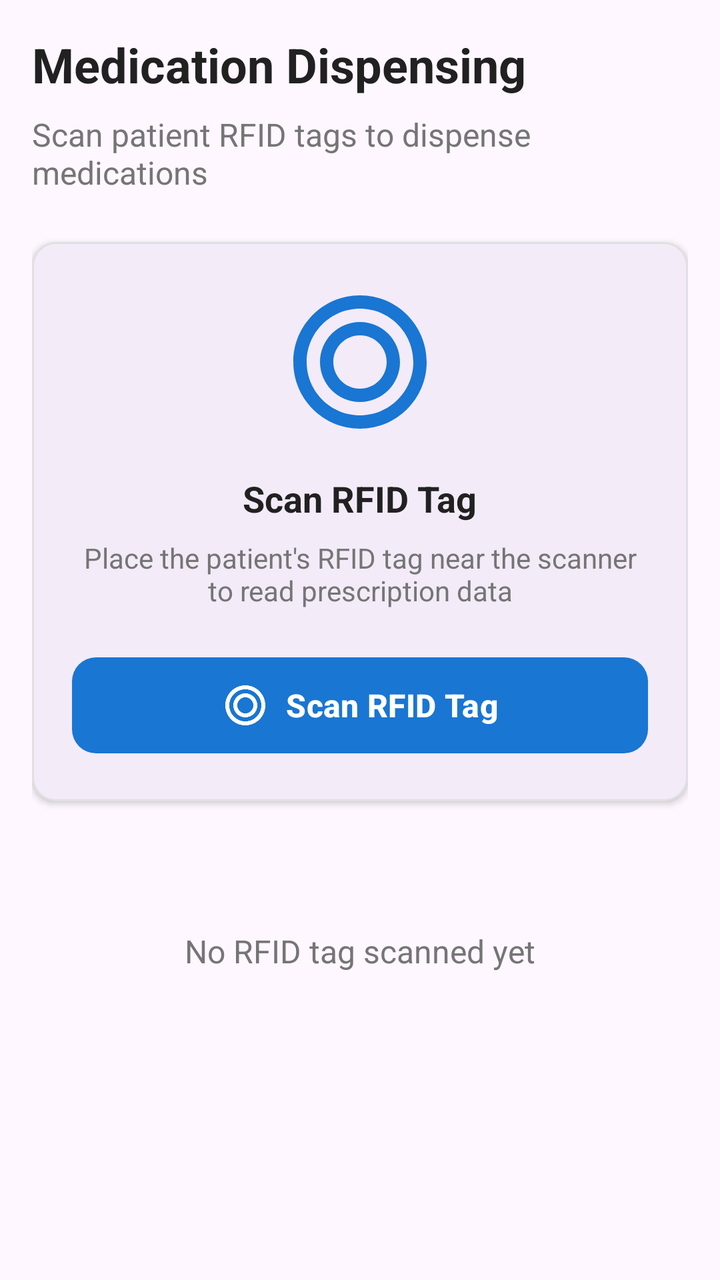
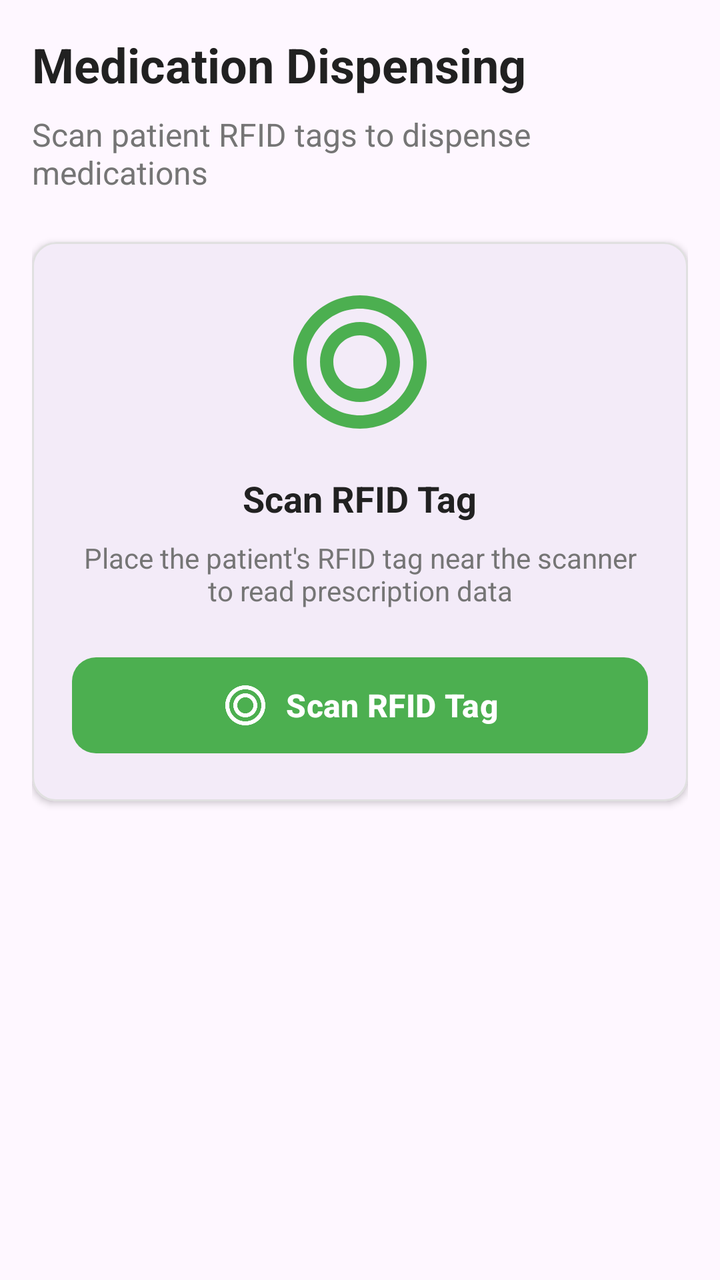

Screens rendered from an Android XML layout before and after an edit, with the pre-edit source and the edit as a unified diff.
<!-- AndroidManifest.xml: application theme Theme.H_CAS -->
<!-- res/layout/fragment_medication_dispensing.xml -->
<?xml version="1.0" encoding="utf-8"?>
<ScrollView xmlns:android="http://schemas.android.com/apk/res/android"
    xmlns:app="http://schemas.android.com/apk/res-auto"
    android:layout_width="match_parent"
    android:layout_height="match_parent"
    android:fillViewport="true">

    <LinearLayout
        android:layout_width="match_parent"
        android:layout_height="wrap_content"
        android:orientation="vertical"
        android:padding="16dp">

        
        <LinearLayout
            android:layout_width="match_parent"
            android:layout_height="wrap_content"
            android:orientation="vertical"
            android:layout_marginBottom="24dp">

            <TextView
                android:layout_width="wrap_content"
                android:layout_height="wrap_content"
                android:text="Medication Dispensing"
                android:textSize="24sp"
                android:textStyle="bold"
                android:textColor="@color/text_primary"
                android:layout_marginBottom="8dp" />

            <TextView
                android:layout_width="wrap_content"
                android:layout_height="wrap_content"
                android:text="Scan patient RFID tags to dispense medications"
                android:textSize="16sp"
                android:textColor="@color/text_secondary" />

        </LinearLayout>

        
        <com.google.android.material.card.MaterialCardView
            android:layout_width="match_parent"
            android:layout_height="wrap_content"
            android:layout_marginBottom="24dp"
            app:cardCornerRadius="12dp"
            app:cardElevation="2dp"
            app:strokeColor="@color/card_border_gray"
            app:strokeWidth="1dp">

            <LinearLayout
                android:layout_width="match_parent"
                android:layout_height="wrap_content"
                android:orientation="vertical"
                android:padding="20dp"
                android:gravity="center">

                <ImageView
                    android:layout_width="80dp"
                    android:layout_height="80dp"
                    android:src="@drawable/ic_rfid_scanner"
                    android:layout_marginBottom="16dp"
                    android:tint="@color/primary_blue" />

                <TextView
                    android:layout_width="wrap_content"
                    android:layout_height="wrap_content"
                    android:text="Scan RFID Tag"
                    android:textSize="18sp"
                    android:textStyle="bold"
                    android:textColor="@color/text_primary"
                    android:layout_marginBottom="8dp" />

                <TextView
                    android:layout_width="wrap_content"
                    android:layout_height="wrap_content"
                    android:text="Place the patient's RFID tag near the scanner to read prescription data"
                    android:textSize="14sp"
                    android:textColor="@color/text_secondary"
                    android:gravity="center"
                    android:layout_marginBottom="20dp" />

                <com.google.android.material.button.MaterialButton
                    android:id="@+id/scanRFIDButton"
                    android:layout_width="match_parent"
                    android:layout_height="56dp"
                    android:text="Scan RFID Tag"
                    android:textSize="16sp"
                    android:textStyle="bold"
                    app:icon="@drawable/ic_rfid"
                    app:iconGravity="textStart"
                    app:iconSize="24dp"
                    app:cornerRadius="12dp"
                    app:backgroundTint="@color/primary_blue"
                    android:textColor="@color/white" />

            </LinearLayout>

        </com.google.android.material.card.MaterialCardView>

        
        <com.google.android.material.card.MaterialCardView
            android:id="@+id/prescriptionCard"
            android:layout_width="match_parent"
            android:layout_height="wrap_content"
            android:visibility="gone"
            app:cardCornerRadius="12dp"
            app:cardElevation="2dp"
            app:strokeColor="@color/success_green"
            app:strokeWidth="2dp">

            <LinearLayout
                android:layout_width="match_parent"
                android:layout_height="wrap_content"
                android:orientation="vertical"
                android:padding="16dp">

                <TextView
                    android:layout_width="wrap_content"
                    android:layout_height="wrap_content"
                    android:text="Prescription Ready for Dispensing"
                    android:textSize="16sp"
                    android:textStyle="bold"
                    android:textColor="@color/success_green"
                    android:layout_marginBottom="12dp" />

                <TextView
                    android:layout_width="wrap_content"
                    android:layout_height="wrap_content"
                    android:text="Prescription data loaded from RFID tag"
                    android:textSize="14sp"
                    android:textColor="@color/text_secondary" />

            </LinearLayout>

        </com.google.android.material.card.MaterialCardView>

        
        <TextView
            android:id="@+id/emptyStateText"
            android:layout_width="wrap_content"
            android:layout_height="wrap_content"
            android:text="No RFID tag scanned yet"
            android:textSize="16sp"
            android:textColor="@color/text_secondary"
            android:layout_gravity="center"
            android:layout_marginTop="40dp" />

    </LinearLayout>

</ScrollView>
<!-- resources referenced by this layout -->
<resources>
  <color name="card_border_gray">#E0E0E0</color>
  <color name="primary_blue">#1976D2</color>
  <color name="success_green">#4CAF50</color>
  <color name="text_primary">#212121</color>
  <color name="text_secondary">#757575</color>
  <color name="white">#FFFFFFFF</color>
  <!-- drawable ic_rfid (drawable) -->
  <vector xmlns:android="http://schemas.android.com/apk/res/android"
      android:width="24dp"
      android:height="24dp"
      android:viewportWidth="24"
      android:viewportHeight="24"
      android:tint="?attr/colorOnSurface">
    <path
        android:fillColor="@android:color/white"
        android:pathData="M12,2C6.48,2 2,6.48 2,12s4.48,10 10,10 10,-4.48 10,-10S17.52,2 12,2zM12,20c-4.41,0 -8,-3.59 -8,-8s3.59,-8 8,-8 8,3.59 8,8 -3.59,8 -8,8zM12,6c-3.31,0 -6,2.69 -6,6s2.69,6 6,6 6,-2.69 6,-6 -2.69,-6 -6,-6zM12,16c-2.21,0 -4,-1.79 -4,-4s1.79,-4 4,-4 4,1.79 4,4 -1.79,4 -4,4z"/>
  </vector>
  <!-- drawable ic_rfid_scanner (drawable) -->
  <vector xmlns:android="http://schemas.android.com/apk/res/android"
      android:width="24dp"
      android:height="24dp"
      android:viewportWidth="24"
      android:viewportHeight="24"
      android:tint="?attr/colorOnSurface">
    <path
        android:fillColor="@android:color/white"
        android:pathData="M12,2C6.48,2 2,6.48 2,12s4.48,10 10,10 10,-4.48 10,-10S17.52,2 12,2zM12,20c-4.41,0 -8,-3.59 -8,-8s3.59,-8 8,-8 8,3.59 8,8 -3.59,8 -8,8zM12,6c-3.31,0 -6,2.69 -6,6s2.69,6 6,6 6,-2.69 6,-6 -2.69,-6 -6,-6zM12,16c-2.21,0 -4,-1.79 -4,-4s1.79,-4 4,-4 4,1.79 4,4 -1.79,4 -4,4z"/>
  </vector>
  <style name="Theme.H_CAS" parent="Base.Theme.H_CAS" />
  <style name="Base.Theme.H_CAS" parent="Theme.Material3.DayNight.NoActionBar">
          
          
      </style>
</resources>

<!-- the commit's change to res/layout/fragment_medication_dispensing.xml (unified diff, before → after) -->
@@ -58,7 +58,7 @@
                     android:layout_height="80dp"
                     android:src="@drawable/ic_rfid_scanner"
                     android:layout_marginBottom="16dp"
-                    android:tint="@color/primary_blue" />
+                    android:tint="@color/success_green" />
 
                 <TextView
                     android:layout_width="wrap_content"
@@ -89,7 +89,7 @@
                     app:iconGravity="textStart"
                     app:iconSize="24dp"
                     app:cornerRadius="12dp"
-                    app:backgroundTint="@color/primary_blue"
+                    app:backgroundTint="@color/success_green"
                     android:textColor="@color/white" />
 
             </LinearLayout>
@@ -133,17 +133,6 @@
 
         </com.google.android.material.card.MaterialCardView>
 
-        
-        <TextView
-            android:id="@+id/emptyStateText"
-            android:layout_width="wrap_content"
-            android:layout_height="wrap_content"
-            android:text="No RFID tag scanned yet"
-            android:textSize="16sp"
-            android:textColor="@color/text_secondary"
-            android:layout_gravity="center"
-            android:layout_marginTop="40dp" />
-
     </LinearLayout>
 
 </ScrollView>
<!-- resource entries referenced after the edit -->
@@ -1,7 +1,6 @@
 <!-- resources referenced by this layout -->
 <resources>
   <color name="card_border_gray">#E0E0E0</color>
-  <color name="primary_blue">#1976D2</color>
   <color name="success_green">#4CAF50</color>
   <color name="text_primary">#212121</color>
   <color name="text_secondary">#757575</color>
